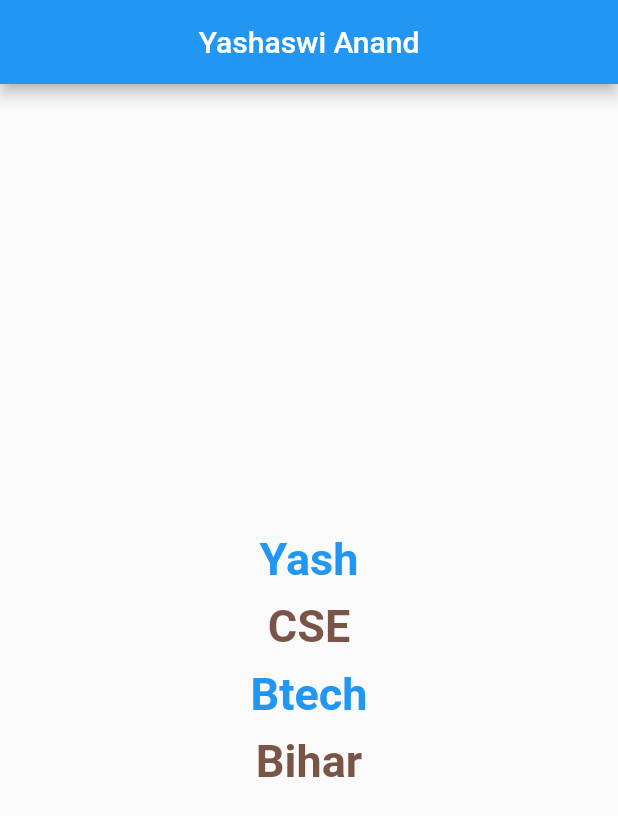
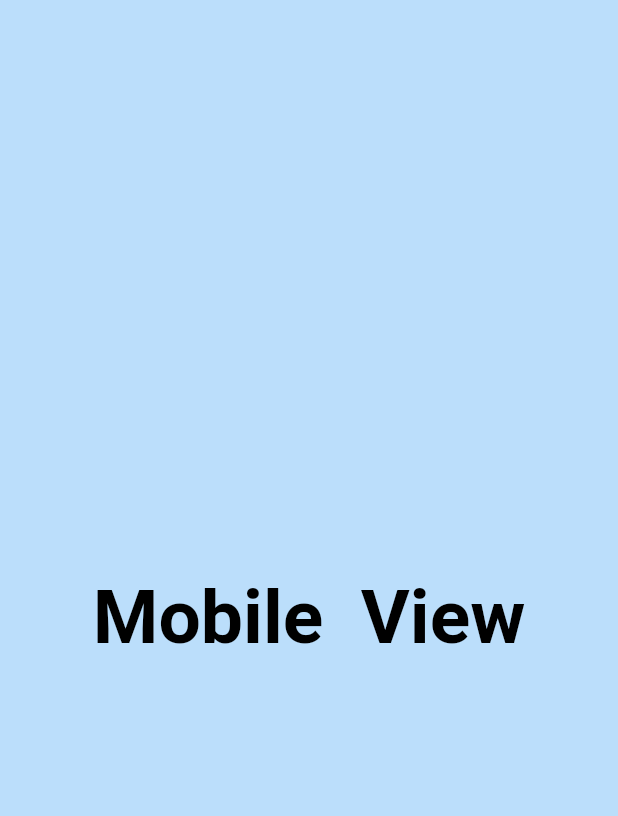
Before and after one commit to Yashaswi-Anand/yashfolio, a Flutter app: the screen it shows after launch, on a phone screen of 412 x 824 dp. Shown: the top 816 px of the screen. Run offline on Flutter 3.47's test engine with Material 2 defaults, Android fonts, the light colour scheme and no system bars; drawn by our look-alikes of velocity_x; our stand-ins replace flutter_custom_clippers, get, responsive_builder.

Commit message:
29/08 modified..

```diff
--- a/lib/main.dart
+++ b/lib/main.dart
@@ -1,5 +1,7 @@
 import 'package:flutter/material.dart';
+import 'package:responsive_builder/responsive_builder.dart';
 import 'package:velocity_x/velocity_x.dart';
+import 'package:yashfolio/Screens/HomeSereen.dart';
 import 'Screens/homePage.dart';
 import 'package:get/get.dart';
 //import 'package:provider/provider.dart';
@@ -17,10 +19,39 @@ class MyApp extends StatelessWidget {
       theme: ThemeData(
         primarySwatch: Colors.blue,
       ),
-      home: Demo(),
+      home: MyResponce(),
     );
   }
 }
+
+class MyResponce extends StatelessWidget {
+  const MyResponce({Key? key}) : super(key: key);
+
+  @override
+  Widget build(BuildContext context) {
+    return Scaffold(
+      body:  MediaQuery.of(context).size.width < 300
+          ? Container(color:Colors.brown[100],
+            child: Center(child: Text("Mobile  View",
+             style: TextStyle(color: Colors.black,fontSize: 50,fontWeight: FontWeight.bold,),)),)
+          :Container(
+        child: ScreenTypeLayout(
+            mobile: Container(color:Colors.blue[100],
+              child: Center(child: Text("Mobile  View",
+              style: TextStyle(color: Colors.black,fontSize: 50,fontWeight: FontWeight.bold,),)),),
+            tablet: Container(color: Colors.yellow[100],
+              child: Center(child: Text("Tablet  View",
+                style: TextStyle(color: Colors.black,fontSize: 50,fontWeight: FontWeight.bold,),)),),
+            desktop: Container(color: Colors.red[100],
+              child: Center(child: Text("Desktop  View",
+                style: TextStyle(color: Colors.black,fontSize: 50,fontWeight: FontWeight.bold,),)),),
+            watch: Container(color: Colors.purple[100]),
+      ),
+      ),
+    );
+  }
+}
+
 
 class Demo extends StatelessWidget {
   const Demo({Key? key}) : super(key: key);
@@ -44,6 +75,10 @@ class Demo extends StatelessWidget {
               Text("Btech",style: TextStyle(fontWeight: FontWeight.bold,color: Colors.blue,fontSize: 30),),
               SizedBox(height: 10,),
               Text("Bihar",style: TextStyle(fontWeight: FontWeight.bold,color: Colors.brown,fontSize: 30),),
+              FlatButton(
+                onPressed: () { print(MediaQuery.of(context).size.width); },
+                child: Text("screen size"),
+              )
             ],
           ),
         ), web: Center(
@@ -58,6 +93,10 @@ class Demo extends StatelessWidget {
             Text("Btech",style: TextStyle(fontWeight: FontWeight.bold,color: Colors.blue,fontSize: 30),),
             SizedBox(width: 10,),
             Text("Bihar",style: TextStyle(fontWeight: FontWeight.bold,color: Colors.brown,fontSize: 30),),
+            FlatButton(
+              onPressed: () { print(MediaQuery.of(context).size.width); },
+              child: Text("screen size"),
+            )
           ],
       ),
         ),
--- a/pubspec.yaml
+++ b/pubspec.yaml
@@ -31,6 +31,8 @@ dependencies:
   get: ^4.3.6
   provider: ^5.0.0
   velocity_x: ^3.3.0
+  flutter_custom_clippers: ^2.0.0
+  responsive_builder: ^0.4.1
 
 dev_dependencies:
 
```
Also changed, not shown: lib/Screens/HomeSereen.dart (added, +240 -0 lines), pubspec.lock, 3 other files.
